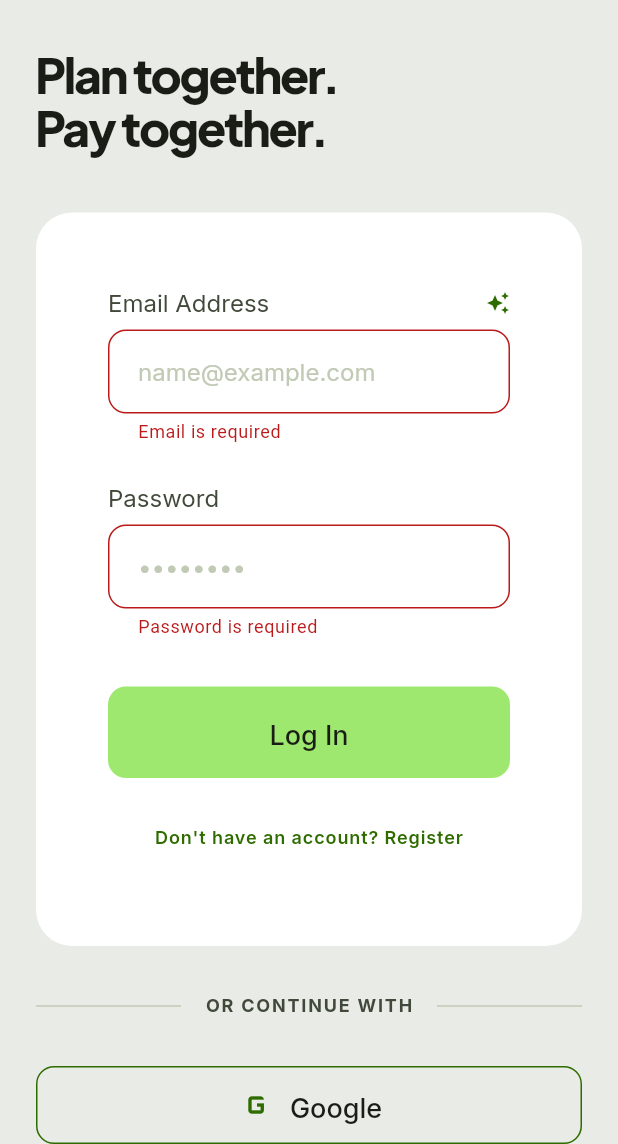
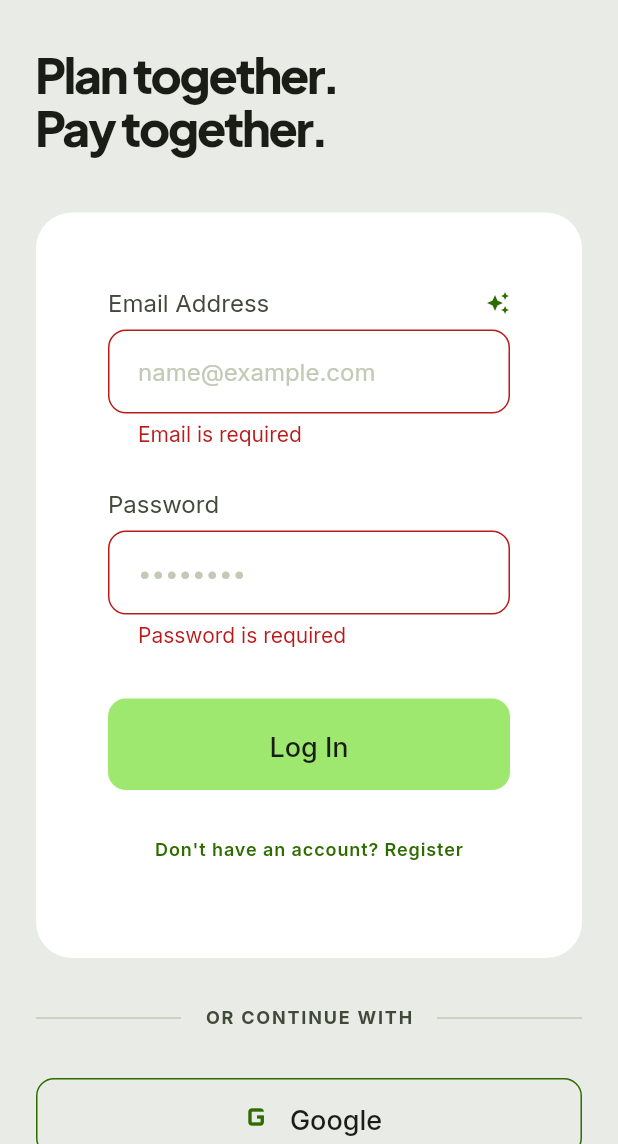
Before and after one commit to nexora-labs-ai/nexora-mobile, a Flutter app: the screen it shows after launch, after a tap on "Log In", on a phone screen of 412 x 824 dp, the part 92-1236 px from its top. Run offline on Flutter 3.47's test engine with Material 3 defaults, Android fonts, the phone set to English and light mode, and no system bars; our stand-ins replace dartz, decimal, dio, equatable, firebase_core, firebase_messaging and 17 more; missing offline and left inert: dio_cache_interceptor, dio_cache_interceptor_hive_store; accounts and stored records are empty; network calls fail.

Commit message:
feat: core setup and app configuration

```diff
--- a/lib/app/router/app_router.dart
+++ b/lib/app/router/app_router.dart
@@ -5,17 +5,18 @@ import 'package:go_router/go_router.dart';
 import '../../app/bindings/injection_container.dart';
 import '../../core/router/auth_guard.dart';
 import '../../core/router/go_router_refresh_stream.dart';
+import '../../features/activity/presentation/cubit/activity_cubit.dart';
 import '../../features/activity/presentation/pages/activity_page.dart';
-import '../../features/activity/presentation/cubit/activity_cubit.dart';
 import '../../features/auth/presentation/cubit/auth_cubit.dart';
-import '../../features/groups/presentation/cubit/group_cubit.dart';
 import '../../features/auth/presentation/pages/login_page.dart';
 import '../../features/auth/presentation/pages/register_page.dart';
 import '../../features/chat/presentation/pages/chat_page.dart';
 import '../../features/dashboard/presentation/pages/dashboard_page.dart';
 import '../../features/expenses/presentation/pages/create_expense_page.dart';
 import '../../features/expenses/presentation/pages/expense_detail_page.dart';
+import '../../features/expenses/presentation/pages/expense_list_page.dart';
 import '../../features/group_chat/presentation/pages/group_chat_screen.dart';
+import '../../features/groups/presentation/cubit/group_cubit.dart';
 import '../../features/groups/presentation/pages/create_group_page.dart';
 import '../../features/groups/presentation/pages/group_detail_page.dart';
 import '../../features/groups/presentation/pages/group_fund_page.dart';
@@ -26,8 +27,8 @@ import '../../features/groups/presentation/pages/invite_member_page.dart';
 import '../../features/itinerary/data/models/itinerary_model.dart';
 import '../../features/itinerary/presentation/pages/itinerary_detail_page.dart';
 import '../../features/itinerary/presentation/pages/itinerary_page.dart';
+import '../../features/profile/presentation/pages/edit_profile_page.dart';
 import '../../features/profile/presentation/pages/profile_page.dart';
-import '../../features/profile/presentation/pages/edit_profile_page.dart';
 import '../../features/settlements/presentation/screens/settlements_screen.dart';
 import '../../shared/widgets/splash_screen.dart';
 import 'route_names.dart';
@@ -60,7 +61,8 @@ abstract final class AppRouter {
 
       // ── Shell (Bottom Navigation) ────────────────────────────────────────────
       StatefulShellRoute.indexedStack(
-        builder: (context, state, navigationShell) => ScaffoldWithBottomNav(navigationShell: navigationShell),
+        builder: (context, state, navigationShell) =>
+            ScaffoldWithBottomNav(navigationShell: navigationShell),
         branches: [
           // Branch 0: Dashboard (Home)
           StatefulShellBranch(
@@ -93,10 +95,12 @@ abstract final class AppRouter {
                       return MultiBlocProvider(
                         providers: [
                           BlocProvider(
-                            create: (_) => sl<GroupCubit>()..loadGroupDetail(groupId),
+                            create: (_) =>
+                                sl<GroupCubit>()..loadGroupDetail(groupId),
                           ),
                           BlocProvider(
-                            create: (_) => sl<ActivityCubit>()..fetchActivities(groupId: groupId),
+                            create: (_) => sl<ActivityCubit>()
+                              ..fetchActivities(groupId: groupId),
                           ),
                         ],
                         child: child,
@@ -108,38 +112,27 @@ abstract final class AppRouter {
                         builder: (_, state) => GroupDetailPage(
                           groupId: state.pathParameters['groupId']!,
                         ),
-                        routes: [
+                      ),
                       GoRoute(
-                            path: 'invite',
+                        path: ':groupId/invite',
                         builder: (_, state) => InviteMemberPage(
                           groupId: state.pathParameters['groupId']!,
                         ),
                       ),
                       GoRoute(
-                            path: 'settings',
+                        path: ':groupId/settings',
                         builder: (_, state) => GroupSettingsPage(
                           groupId: state.pathParameters['groupId']!,
                         ),
                       ),
                       GoRoute(
-                            path: 'members',
+                        path: ':groupId/members',
                         builder: (_, state) => GroupMembersPage(
                           groupId: state.pathParameters['groupId']!,
                         ),
                       ),
                       GoRoute(
-                            path: 'chat',
-                            parentNavigatorKey: _rootNavigatorKey,
-                            builder: (_, state) {
-                              final groupId = state.pathParameters['groupId']!;
-                              return BlocProvider(
-                                create: (_) => sl<GroupCubit>()..loadGroupDetail(groupId),
-                                child: GroupChatScreen(groupId: groupId),
-                              );
-                            },
-                          ),
-                          GoRoute(
-                            path: 'itinerary',
+                        path: ':groupId/itinerary',
                         builder: (_, state) => ItineraryPage(
                           groupId: state.pathParameters['groupId']!,
                         ),
@@ -154,20 +147,20 @@ abstract final class AppRouter {
                         ],
                       ),
                       GoRoute(
-                            path: 'settlements',
+                        path: ':groupId/settlements',
                         builder: (_, state) => SettlementsScreen(
                           groupId: state.pathParameters['groupId']!,
                         ),
                       ),
                       GoRoute(
-                            path: 'fund',
+                        path: ':groupId/fund',
                         builder: (_, state) => GroupFundPage(
                           groupId: state.pathParameters['groupId']!,
                         ),
                       ),
                       GoRoute(
-                            path: 'expenses',
-                            builder: (_, state) => GroupFundPage(
+                        path: ':groupId/expenses',
+                        builder: (_, state) => ExpenseListPage(
                           groupId: state.pathParameters['groupId']!,
                         ),
                         routes: [
@@ -184,11 +177,28 @@ abstract final class AppRouter {
                               expenseId: state.pathParameters['expenseId']!,
                             ),
                           ),
+                          GoRoute(
+                            path: ':expenseId/edit',
+                            builder: (_, state) => CreateExpensePage(
+                              groupId: state.pathParameters['groupId']!,
+                              expenseId: state.pathParameters['expenseId']!,
+                            ),
+                          ),
                         ],
                       ),
                     ],
                   ),
-                    ],
+                  GoRoute(
+                    path: ':groupId/chat',
+                    parentNavigatorKey: _rootNavigatorKey,
+                    builder: (_, state) {
+                      final groupId = state.pathParameters['groupId']!;
+                      return BlocProvider(
+                        create: (_) =>
+                            sl<GroupCubit>()..loadGroupDetail(groupId),
+                        child: GroupChatScreen(groupId: groupId),
+                      );
+                    },
                   ),
                 ],
               ),
--- a/lib/core/interceptors/auth_interceptor.dart
+++ b/lib/core/interceptors/auth_interceptor.dart
@@ -2,18 +2,33 @@ import 'dart:async';
 import 'package:dio/dio.dart';
 import 'package:injectable/injectable.dart';
 
+import '../../app/bindings/injection_container.dart';
+import '../../features/auth/presentation/cubit/auth_cubit.dart';
+import '../environment/app_env.dart';
 import '../logger/app_logger.dart';
 import '../network/api_endpoints.dart';
+import '../network/dio_client.dart';
 import '../storage/secure_storage.dart';
 
 /// Automatically attaches [Authorization] headers to every request and
 /// refreshes the access token on 401 responses without the caller knowing.
 @injectable
 class AuthInterceptor extends Interceptor {
-  AuthInterceptor(this._secureStorage, this._dio);
+  AuthInterceptor(this._secureStorage);
 
   final SecureStorage _secureStorage;
-  final Dio _dio;
+
+  // Use a dedicated Dio instance for refresh token to avoid circular dependencies
+  // and interceptor deadlocks.
+  late final Dio _tokenDio = Dio(
+    BaseOptions(
+      baseUrl: AppEnv.instance.baseUrl,
+      headers: {
+        'Content-Type': 'application/json',
+        'Accept': 'application/json',
+      },
+    ),
+  );
 
   bool _isRefreshing = false;
   Completer<String?>? _refreshCompleter;
@@ -45,6 +60,7 @@ class AuthInterceptor extends Interceptor {
     // If the refresh token request itself failed with 401, don't try to refresh again
     if (err.requestOptions.path == ApiEndpoints.refreshToken) {
       await _secureStorage.clearTokens();
+      sl<AuthCubit>().checkAuth(); // Kick user to login screen
       return handler.next(err);
     }
 
@@ -57,8 +73,14 @@ class AuthInterceptor extends Interceptor {
       if (newAccessToken != null) {
         // Retry original request with the new token
         err.requestOptions.headers['Authorization'] = 'Bearer $newAccessToken';
+        if (err.requestOptions.data is FormData) {
+          return handler.next(err);
+        }
         try {
-          final retried = await _dio.fetch(err.requestOptions);
+          // Use the main DioClient instance to ensure the retried request
+          // goes through all interceptors (like ResponseWrapper).
+          final dio = sl<DioClient>().dio;
+          final retried = await dio.fetch(err.requestOptions);
           return handler.resolve(retried);
         } catch (_) {
           return handler.next(err);
@@ -75,14 +97,20 @@ class AuthInterceptor extends Interceptor {
     try {
       AppLogger.info('Access token expired – attempting refresh');
 
-      final response = await _dio.post(
+      final response = await _tokenDio.post(
         ApiEndpoints.refreshToken,
         data: {'refreshToken': refreshToken},
         options: Options(headers: {'Authorization': null}),
       );
 
-      final newAccessToken = response.data['accessToken'] as String;
-      final newRefreshToken = response.data['refreshToken'] as String?;
+      final dynamic data = response.data;
+      final responseData =
+          data is Map<String, dynamic> && data.containsKey('data')
+              ? data['data']
+              : data;
+
+      final newAccessToken = responseData['accessToken'] as String;
+      final newRefreshToken = responseData['refreshToken'] as String?;
 
       await _secureStorage.saveAccessToken(newAccessToken);
       if (newRefreshToken != null) {
@@ -92,16 +120,22 @@ class AuthInterceptor extends Interceptor {
       _isRefreshing = false;
       _refreshCompleter?.complete(newAccessToken);
 
-      // Retry original request with new token
+      // Retry original request with new token using main DioClient
       err.requestOptions.headers['Authorization'] = 'Bearer $newAccessToken';
-      final retried = await _dio.fetch(err.requestOptions);
+      if (err.requestOptions.data is FormData) {
+        return handler.next(err);
+      }
+      final dio = sl<DioClient>().dio;
+      final retried = await dio.fetch(err.requestOptions);
       return handler.resolve(retried);
-    } catch (_) {
+    } catch (e) {
+      AppLogger.error('Token refresh failed: $e');
       _isRefreshing = false;
       if (!(_refreshCompleter?.isCompleted ?? true)) {
         _refreshCompleter?.complete(null);
       }
       await _secureStorage.clearTokens();
+      sl<AuthCubit>().checkAuth(); // Kick user to login screen
       return handler.next(err);
     }
   }
--- a/lib/core/network/api_endpoints.dart
+++ b/lib/core/network/api_endpoints.dart
@@ -42,6 +42,7 @@ abstract final class ApiEndpoints {
   static String cancelSettlement(String id) => '/settlements/$id/cancel';
   static String uploadSettlementEvidence(String id) =>
       '/settlements/$id/evidence';
+  static const uploadReceipt = '/expenses/upload-receipt';
   static String expenseBalance(String groupId) =>
       '/expenses/group/$groupId/balance';
 
@@ -69,5 +70,6 @@ abstract final class ApiEndpoints {
 
   // ─── Notifications ────────────────────────────────────────────────────────
   static const notifications = '/notifications';
+  static const deviceToken = '/notifications/device-token';
   static String markNotificationRead(String id) => '/notifications/$id/read';
 }
--- a/lib/core/theme/app_text_styles.dart
+++ b/lib/core/theme/app_text_styles.dart
@@ -57,12 +57,57 @@ abstract final class AppTextStyles {
     color: AppColors.onSurfaceVariant,
   );
 
+  static final labelMedium = GoogleFonts.inter(
+    fontSize: 14,
+    fontWeight: FontWeight.w600,
+    letterSpacing: 0,
+    height: 1.2,
+    color: AppColors.onSurfaceVariant,
+  );
+
+  static final labelLarge = GoogleFonts.inter(
+    fontSize: 16,
+    fontWeight: FontWeight.w700,
+    letterSpacing: 0,
+    height: 1.2,
+    color: AppColors.onSurfaceVariant,
+  );
+
+  static final titleMedium = GoogleFonts.inter(
+    fontSize: 20,
+    fontWeight: FontWeight.w700,
+    letterSpacing: -0.2,
+    height: 1.3,
+    color: AppColors.onSurface,
+  );
+
+  static final bodySmall = GoogleFonts.inter(
+    fontSize: 14,
+    fontWeight: FontWeight.w400,
+    letterSpacing: 0,
+    height: 1.4,
+    color: AppColors.onSurface,
+  );
+
+  static final headlineSmall = GoogleFonts.plusJakartaSans(
+    fontSize: 20,
+    fontWeight: FontWeight.w800,
+    letterSpacing: -0.2,
+    height: 1.2,
+    color: AppColors.onSurface,
+  );
+
   static final TextTheme textTheme = TextTheme(
     displayLarge: displayLarge,
     displayMedium: displayMedium,
     headlineMedium: headlineMedium,
+    headlineSmall: headlineSmall,
+    titleMedium: titleMedium,
     bodyLarge: bodyLarge,
     bodyMedium: bodyMedium,
+    bodySmall: bodySmall,
+    labelLarge: labelLarge,
+    labelMedium: labelMedium,
     labelSmall: labelSmall,
   );
 }
--- a/lib/shared/widgets/splash_screen.dart
+++ b/lib/shared/widgets/splash_screen.dart
@@ -16,15 +16,40 @@ class SplashScreen extends StatefulWidget {
   State<SplashScreen> createState() => _SplashScreenState();
 }
 
-class _SplashScreenState extends State<SplashScreen> {
+class _SplashScreenState extends State<SplashScreen>
+    with SingleTickerProviderStateMixin {
+  late AnimationController _controller;
+  late Animation<double> _scaleAnimation;
+  late Animation<double> _fadeAnimation;
+
   @override
   void initState() {
     super.initState();
+    _controller = AnimationController(
+      vsync: this,
+      duration: const Duration(milliseconds: 1200),
+    );
+
+    _scaleAnimation = Tween<double>(begin: 0.8, end: 1.0).animate(
+      CurvedAnimation(parent: _controller, curve: Curves.easeOutBack),
+    );
+
+    _fadeAnimation = Tween<double>(begin: 0.0, end: 1.0).animate(
+      CurvedAnimation(parent: _controller, curve: Curves.easeIn),
+    );
+
+    _controller.forward();
     _navigate();
   }
 
+  @override
+  void dispose() {
+    _controller.dispose();
+    super.dispose();
+  }
+
   Future<void> _navigate() async {
-    await Future.delayed(const Duration(milliseconds: 1800));
+    await Future.delayed(const Duration(milliseconds: 2000));
     if (!mounted) return;
 
     final token = await SecureStorage().getAccessToken();
@@ -40,27 +65,38 @@ class _SplashScreenState extends State<SplashScreen> {
   @override
   Widget build(BuildContext context) {
     return Scaffold(
-      backgroundColor: AppColors.primary,
+      backgroundColor: Colors.white,
       body: Center(
+        child: FadeTransition(
+          opacity: _fadeAnimation,
+          child: ScaleTransition(
+            scale: _scaleAnimation,
             child: Column(
               mainAxisAlignment: MainAxisAlignment.center,
               children: [
-            const Text(
+                Image.asset(
+                  'assets/images/logo.png',
+                  height: 120, // Adjusted size for better balance
+                  fit: BoxFit.contain,
+                ),
+                const SizedBox(height: 12),
+                Text(
                   'Nexora',
-              style: TextStyle(
-                fontFamily: 'Inter',
-                fontSize: 40,
-                fontWeight: FontWeight.w700,
-                color: Colors.white,
-                letterSpacing: -1,
+                  style: AppTextStyles.displayLarge.copyWith(
+                    color: AppColors.primary,
                   ),
                 ),
                 const SizedBox(height: 8),
                 Text(
                   'Plan together. Spend smarter.',
-              style: AppTextStyles.bodyMedium.copyWith(color: Colors.white70),
+                  style: AppTextStyles.titleMedium.copyWith(
+                    color: AppColors.onSurfaceVariant,
+                    letterSpacing: 0.5,
+                  ),
                 ),
               ],
+            ),
+          ),
         ),
       ),
     );
```
Also changed, not shown: lib/core/environment/app_env.dart (+6 -6 lines), lib/core/notification/fcm_service.dart (+39 -4 lines), assets/images/google_logo.png (added), assets/images/logo.png (added), assets/images/mezon_logo.webp (added), assets/images/nexora_logo.png (added), lib/app/bindings/injection_container.config.dart, 1 other file. Lines whose indentation alone changed are shown as unchanged.
